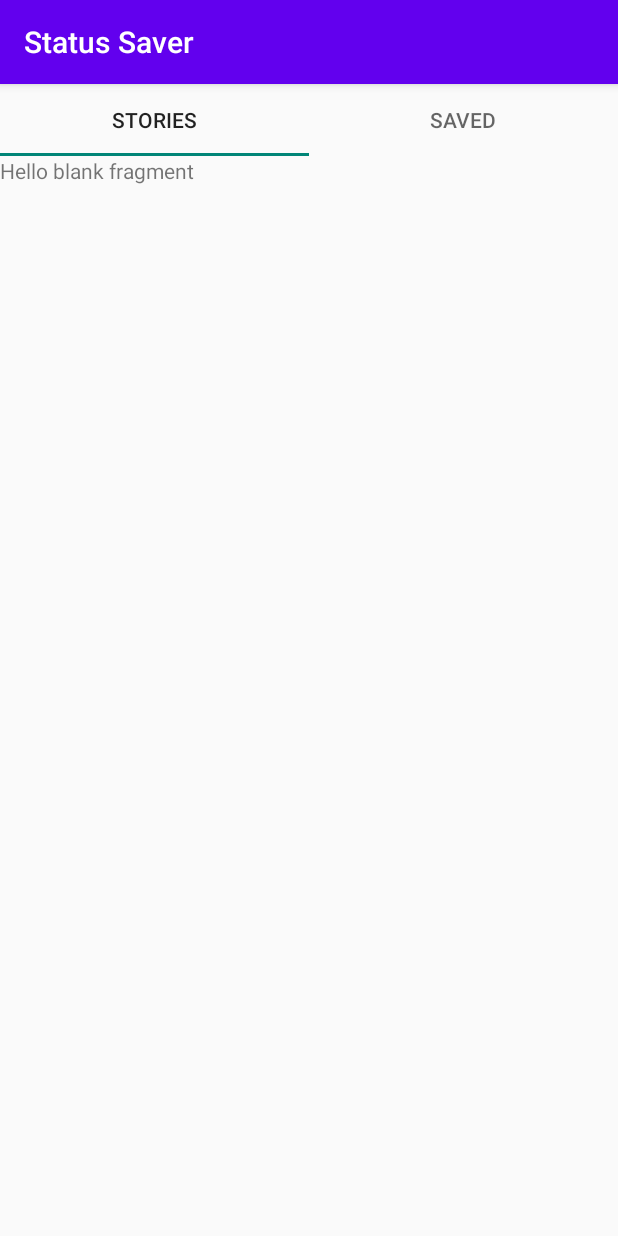
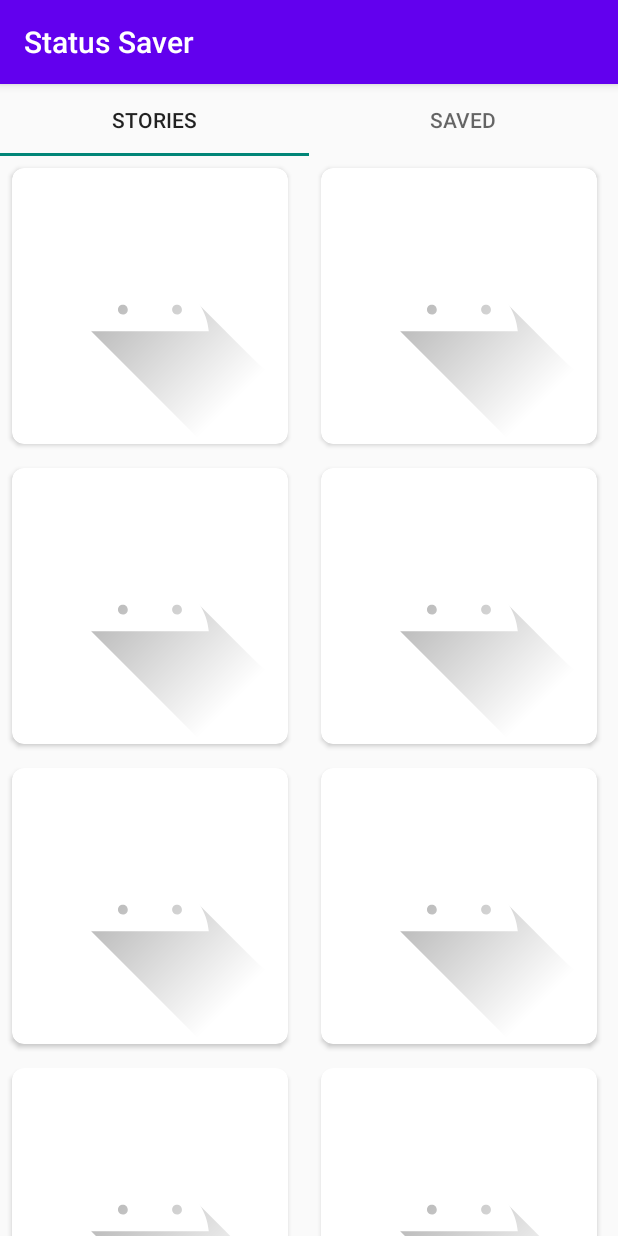
Before and after one commit to vineetpayal/Status-Saver, an Android app: the screen it shows after launch (MainActivity), on a phone screen of 412 x 824 dp. Run offline under Robolectric (Android 15) with nearby library versions, the phone set to English and light mode, and no system bars; our stand-ins replace Picasso; pictures from the network do not load.

Commit message:
Implemented reyclerView inside Story Fragment.

```diff
--- a/app/build.gradle.kts
+++ b/app/build.gradle.kts
@@ -37,6 +37,7 @@ android {
 
 dependencies {
 
+    implementation ("com.squareup.picasso:picasso:2.8")
     implementation("androidx.core:core-ktx:1.12.0")
     implementation("androidx.appcompat:appcompat:1.6.1")
     implementation("com.google.android.material:material:1.11.0")
--- a/app/src/main/AndroidManifest.xml
+++ b/app/src/main/AndroidManifest.xml
@@ -1,6 +1,8 @@
 <?xml version="1.0" encoding="utf-8"?>
 <manifest xmlns:android="http://schemas.android.com/apk/res/android"
     xmlns:tools="http://schemas.android.com/tools">
+
+    <uses-permission android:name="android.permission.INTERNET" />
 
     <application
         android:allowBackup="true"
--- /dev/null
+++ b/app/src/main/java/com/vineet/statussave/Adapters/storyAdapter.kt
@@ -0,0 +1,36 @@
+package com.vineet.statussave.Adapters
+
+import android.view.LayoutInflater
+import android.view.View
+import android.view.ViewGroup
+import android.widget.ImageView
+import android.widget.Toast
+import androidx.recyclerview.widget.RecyclerView
+import com.squareup.picasso.Picasso
+import com.vineet.statussave.R
+import com.vineet.statussave.data.Story
+
+class storyAdapter(val stories : ArrayList<Story>) : RecyclerView.Adapter<storyAdapter.storyViewHolder>(){
+    class storyViewHolder(itemView: View) : RecyclerView.ViewHolder(itemView) {
+        val storyImageView = itemView.findViewById<ImageView>(R.id.story_iv)
+    }
+
+    override fun onCreateViewHolder(parent: ViewGroup, p1: Int): storyAdapter.storyViewHolder {
+
+        val itemView = LayoutInflater.from(parent.context).inflate(R.layout.layout_story,parent,false)
+        return storyViewHolder(itemView)
+    }
+
+    override fun onBindViewHolder(holder: storyAdapter.storyViewHolder, position: Int) {
+
+        try {
+            Picasso.get().load(stories[position].path).placeholder(R.drawable.ic_launcher_foreground).into(holder.storyImageView)
+        }catch (e : Exception){
+            Toast.makeText(holder.itemView.context,e.message, Toast.LENGTH_SHORT).show()
+        }
+    }
+
+    override fun getItemCount(): Int {
+        return stories.size
+    }
+}
--- a/app/src/main/java/com/vineet/statussave/StoryFragment.kt
+++ b/app/src/main/java/com/vineet/statussave/StoryFragment.kt
@@ -5,6 +5,11 @@ import androidx.fragment.app.Fragment
 import android.view.LayoutInflater
 import android.view.View
 import android.view.ViewGroup
+import androidx.recyclerview.widget.RecyclerView
+import androidx.recyclerview.widget.RecyclerView.LayoutManager
+import androidx.recyclerview.widget.StaggeredGridLayoutManager
+import com.vineet.statussave.Adapters.storyAdapter
+import com.vineet.statussave.data.DummyData
 
 // TODO: Rename parameter arguments, choose names that match
 // the fragment initialization parameters, e.g. ARG_ITEM_NUMBER
@@ -20,6 +25,7 @@ class StoryFragment : Fragment() {
     // TODO: Rename and change types of parameters
     private var param1: String? = null
     private var param2: String? = null
+    lateinit  var storyRv : RecyclerView
 
     override fun onCreate(savedInstanceState: Bundle?) {
         super.onCreate(savedInstanceState)
@@ -38,4 +44,15 @@ class StoryFragment : Fragment() {
 
 
     }
+
+    override fun onViewCreated(view: View, savedInstanceState: Bundle?) {
+        super.onViewCreated(view, savedInstanceState)
+        storyRv = view.findViewById(R.id.storyRecyclerView)
+        storyRv.layoutManager = StaggeredGridLayoutManager(2,StaggeredGridLayoutManager.VERTICAL)
+        var d  = DummyData()
+        var adapter = storyAdapter(d.getData())
+        storyRv.adapter = adapter
+        adapter.notifyDataSetChanged()
+
+    }
 }
--- /dev/null
+++ b/app/src/main/java/com/vineet/statussave/data/DummyData.kt
@@ -0,0 +1,14 @@
+package com.vineet.statussave.data
+
+class DummyData {
+     lateinit var  stories: ArrayList<Story>
+
+
+     fun getData() : ArrayList<Story>{
+         stories = ArrayList()
+         for(i in 1..10){
+             stories.add(Story("https://images.pexels.com/photos/18561732/pexels-photo-18561732/free-photo-of-a-woman-in-a-black-dress-taking-a-picture-in-an-arched-hallway.jpeg?auto=compress&cs=tinysrgb&w=1260&h=750&dpr=2"))
+         }
+         return stories
+     }
+}
--- /dev/null
+++ b/app/src/main/java/com/vineet/statussave/data/Story.kt
@@ -0,0 +1,3 @@
+package com.vineet.statussave.data
+
+data class Story(val path: String)
--- a/app/src/main/res/layout/fragment_story.xml
+++ b/app/src/main/res/layout/fragment_story.xml
@@ -3,12 +3,19 @@
     xmlns:tools="http://schemas.android.com/tools"
     android:layout_width="match_parent"
     android:layout_height="match_parent"
+    xmlns:app="http://schemas.android.com/apk/res-auto"
     tools:context=".StoryFragment">
 
-    <!-- TODO: Update blank fragment layout -->
-    <TextView
-        android:layout_width="match_parent"
-        android:layout_height="match_parent"
-        android:text="@string/hello_blank_fragment" />
+
+
+        <androidx.recyclerview.widget.RecyclerView
+            android:id="@+id/storyRecyclerView"
+            android:layout_width="match_parent"
+            android:layout_height="match_parent"
+            tools:itemCount="20"
+            tools:listitem="@layout/layout_story" />
+
+
+
 
 </FrameLayout>
--- /dev/null
+++ b/app/src/main/res/layout/layout_story.xml
@@ -0,0 +1,23 @@
+<?xml version="1.0" encoding="utf-8"?>
+<androidx.cardview.widget.CardView xmlns:android="http://schemas.android.com/apk/res/android"
+    android:layout_width="200dp"
+    android:layout_height="200dp"
+    xmlns:app="http://schemas.android.com/apk/res-auto"
+    android:elevation="2dp"
+    app:cardCornerRadius="8dp"
+    android:layout_margin="8dp"
+    xmlns:tools="http://schemas.android.com/tools">
+
+    <RelativeLayout
+        android:layout_width="match_parent"
+        android:layout_height="match_parent">
+        <ImageView
+            tools:src="@drawable/ic_launcher_background"
+            android:id="@+id/story_iv"
+            android:clickable="true"
+            android:scaleType="centerCrop"
+            android:layout_width="match_parent"
+            android:layout_height="match_parent"/>
+    </RelativeLayout>
+
+</androidx.cardview.widget.CardView>
```
